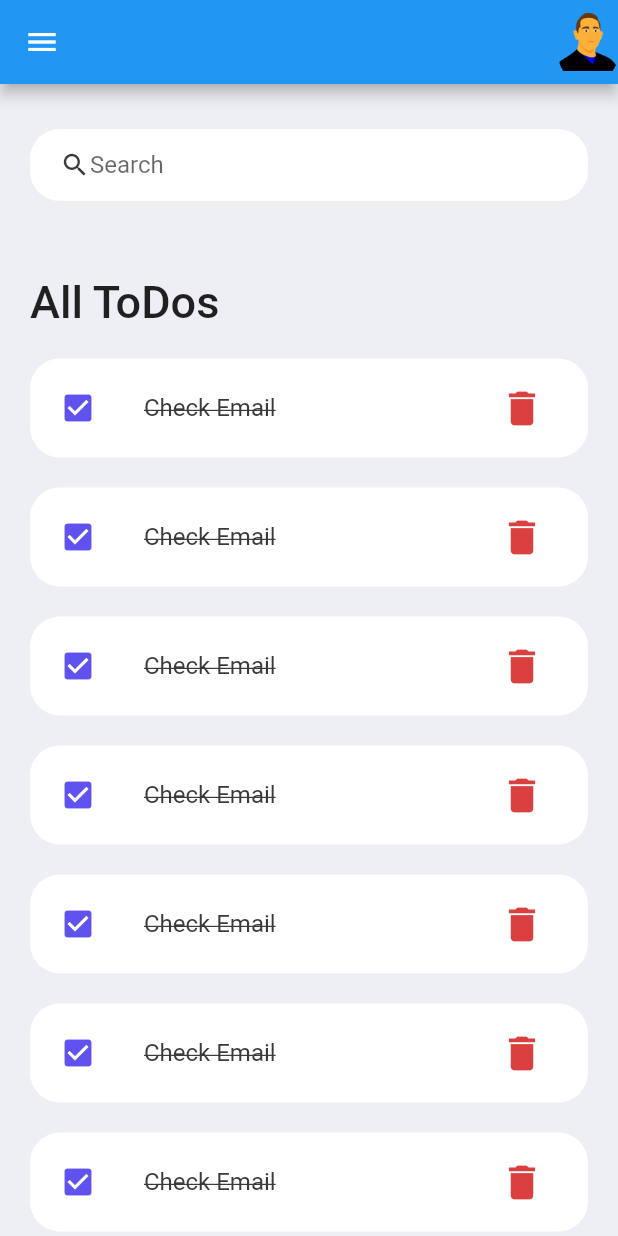
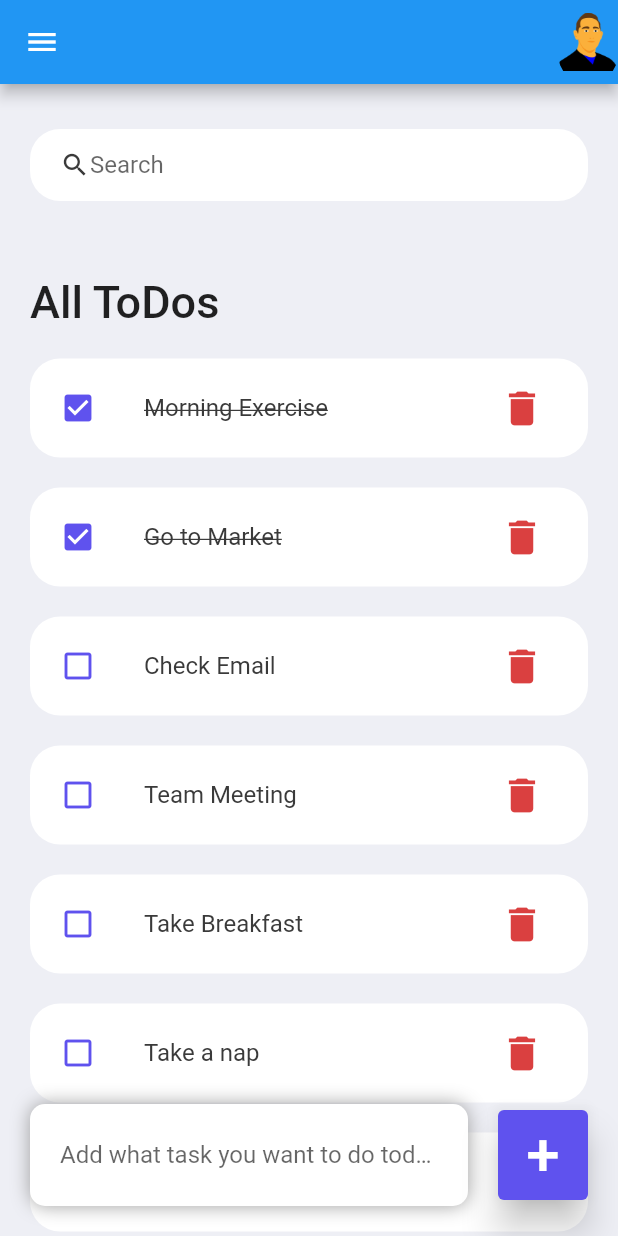
Before and after one commit to Mahdi-Pranto/Flutter_Task_manager_App, a Flutter app: the screen it shows after launch, on a phone screen of 412 x 824 dp. Run offline on Flutter 3.47's test engine with Material 2 defaults, Android fonts, the phone set to English and light mode, and no system bars.

Commit message:
ui completed

```diff
--- /dev/null
+++ b/lib/model/todo.dart
@@ -0,0 +1,32 @@
+import 'package:flutter/material.dart';
+import 'package:mytodoapp/screens/todo_item.dart';
+
+class ToDo {
+  String? id;
+  String? todoText;
+  bool? isDone;
+
+  ToDo({
+    required this.id,
+    required this.todoText,
+    this.isDone = false,
+  });
+
+  static List<ToDo> todoList() {
+    return [
+      ToDo(id: "01", todoText: "Morning Exercise", isDone: true),
+      ToDo(id: "02", todoText: "Go to Market", isDone: true),
+      ToDo(
+        id: "03",
+        todoText: "Check Email",
+      ),
+      ToDo(
+        id: "04",
+        todoText: "Team Meeting",
+      ),
+      ToDo(id: "05", todoText: "Take Breakfast"),
+      ToDo(id: "06", todoText: "Take a nap"),
+      ToDo(id: "07", todoText: "Take bath"),
+    ];
+  }
+}
--- a/lib/screens/home.dart
+++ b/lib/screens/home.dart
@@ -1,48 +1,90 @@
 import 'package:flutter/material.dart';
 import 'package:mytodoapp/constraints/colors.dart';
+import 'package:mytodoapp/model/todo.dart';
 import 'package:mytodoapp/screens/todo_item.dart';
 
 class Home extends StatelessWidget {
-  const Home({super.key});
+  Home({super.key});
+
+  final todosList = ToDo.todoList();
 
   @override
   Widget build(BuildContext context) {
     return Scaffold(
       backgroundColor: tdBGColor,
-      drawer: Drawer(
+      drawer: const Drawer(
         child: Text("this is drawer"),
       ),
       appBar: _buildAppBar(),
-      body: Container(
-        padding: EdgeInsets.symmetric(horizontal: 20),
+      body: Stack(
+        children: [
+          Container(
+            padding: const EdgeInsets.symmetric(horizontal: 20),
             child: ListView(
               children: [
                 searchBox(),
                 Container(
-              margin: EdgeInsets.only(top: 50, bottom: 20),
-              child: Text("All ToDos",
-                  style: TextStyle(fontSize: 30, fontWeight: FontWeight.w500)),
+                  margin: const EdgeInsets.only(top: 50, bottom: 20),
+                  child: const Text("All ToDos",
+                      style:
+                          TextStyle(fontSize: 30, fontWeight: FontWeight.w500)),
                 ),
-            const TodoItem(),
-            TodoItem(),
-            TodoItem(),
-            TodoItem(),
-            TodoItem(),
-            TodoItem(),
-            TodoItem(),
-            TodoItem(),
-            TodoItem(),
-            TodoItem(),
-            TodoItem(),
-            TodoItem(),
-            TodoItem(),
-            TodoItem(),
-            TodoItem(),
-            TodoItem(),
-            TodoItem(),
-            TodoItem(),
+                for (ToDo todo in todosList)
+                  TodoItem(
+                    todo: todo,
+                  ),
               ],
             ),
+          ),
+          Align(
+            alignment: Alignment.bottomCenter,
+            child: Row(
+              children: [
+                Expanded(
+                    child: Container(
+                  margin: const EdgeInsets.only(
+                    bottom: 20,
+                    left: 20,
+                    right: 20,
+                  ),
+                  padding:
+                      const EdgeInsets.symmetric(horizontal: 20, vertical: 10),
+                  decoration: BoxDecoration(
+                    color: Colors.white,
+                    boxShadow: const [
+                      BoxShadow(
+                          color: Colors.grey,
+                          offset: Offset(0.0, 0.0),
+                          blurRadius: 10.0,
+                          spreadRadius: 0.0),
+                    ],
+                    borderRadius: BorderRadius.circular(10),
+                  ),
+                  child: TextField(
+                    decoration: InputDecoration(
+                      hintText: "Add what task you want to do today",
+                      border: InputBorder.none,
+                    ),
+                  ),
+                )),
+                Container(
+                  margin: EdgeInsets.only(bottom: 20, right: 20),
+                  child: ElevatedButton(
+                    child: Text(
+                      "+",
+                      style: TextStyle(fontSize: 40),
+                    ),
+                    onPressed: () {},
+                    style: ElevatedButton.styleFrom(
+                        backgroundColor: tdBlue,
+                        minimumSize: Size(60, 60),
+                        elevation: 10),
+                  ),
+                )
+              ],
+            ),
+          )
+        ],
       ),
     );
   }
@@ -93,7 +135,7 @@ Widget searchBox() {
       color: Colors.white,
       borderRadius: BorderRadius.circular(20),
     ),
-    child: TextField(
+    child: const TextField(
       decoration: InputDecoration(
           hintText: "Search",
           contentPadding: EdgeInsets.all(0),
--- a/lib/screens/todo_item.dart
+++ b/lib/screens/todo_item.dart
@@ -1,8 +1,10 @@
 import 'package:flutter/material.dart';
 import 'package:mytodoapp/constraints/colors.dart';
+import 'package:mytodoapp/model/todo.dart';
 
 class TodoItem extends StatelessWidget {
-  const TodoItem({super.key});
+  final ToDo todo;
+  const TodoItem({super.key, required this.todo});
 
   @override
   Widget build(BuildContext context) {
@@ -11,15 +13,17 @@ class TodoItem extends StatelessWidget {
       child: ListTile(
         onTap: () {},
         shape: RoundedRectangleBorder(borderRadius: BorderRadius.circular(20)),
-        leading: Icon(Icons.check_box, color: tdBlue),
+        leading: Icon(
+            todo.isDone! ? Icons.check_box : Icons.check_box_outline_blank,
+            color: tdBlue),
         tileColor: Colors.white,
         contentPadding: EdgeInsets.symmetric(vertical: 5, horizontal: 20),
         title: Text(
-          "Check Email",
+          todo.todoText!,
           style: TextStyle(
             fontSize: 16,
             color: tdBlack,
-            decoration: TextDecoration.lineThrough,
+            decoration: todo.isDone! ? TextDecoration.lineThrough : null,
           ),
         ),
         trailing: Container(
```
Also changed, not shown: flutter_01.png (added). Lines whose indentation alone changed are shown as unchanged.
